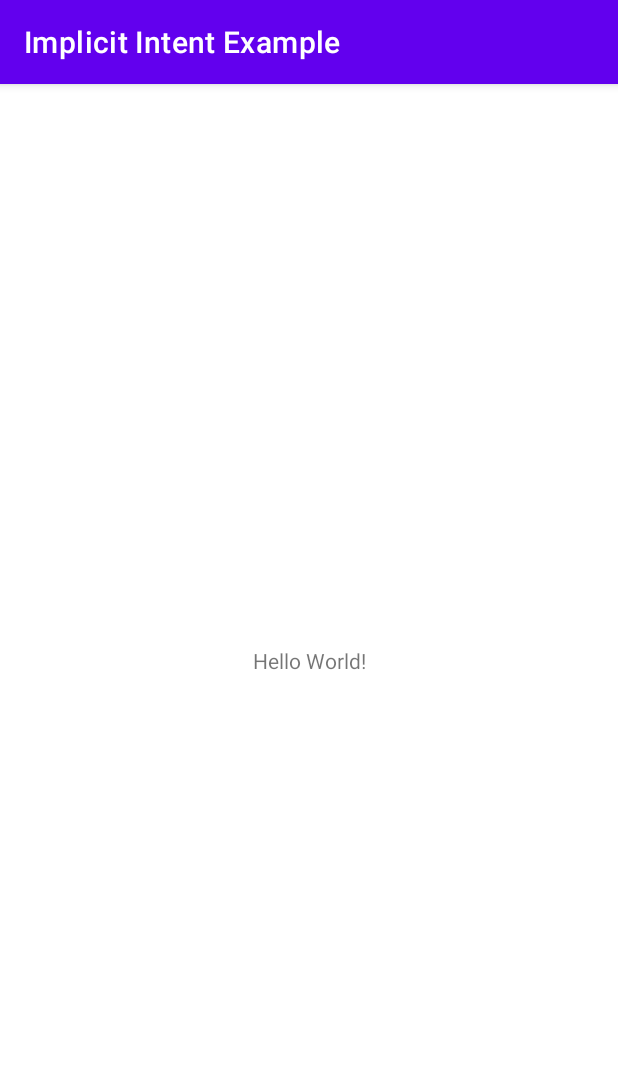
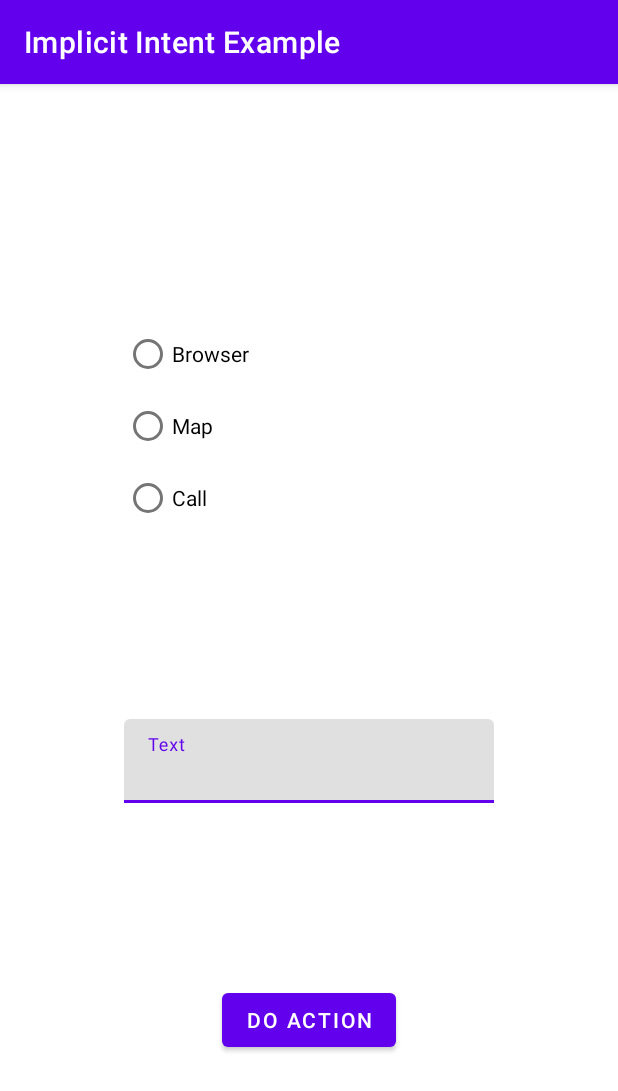
Before and after one commit to tuguzT-education/mirea-pid-practice-8.2, an Android app: the screen it shows after launch (MainActivity), on a phone screen of 412 x 824 dp. Shown: the top 1091 px of the screen. Run offline under Robolectric (Android 15) with nearby library versions, the phone set to English and light mode, and no system bars.

Commit message:
Change layout, add logic

```diff
--- a/app/src/main/res/layout/activity_main.xml
+++ b/app/src/main/res/layout/activity_main.xml
@@ -1,5 +1,5 @@
 <?xml version="1.0" encoding="utf-8"?>
-<androidx.constraintlayout.widget.ConstraintLayout
+<androidx.coordinatorlayout.widget.CoordinatorLayout
     xmlns:android="http://schemas.android.com/apk/res/android"
     xmlns:app="http://schemas.android.com/apk/res-auto"
     xmlns:tools="http://schemas.android.com/tools"
@@ -7,13 +7,73 @@
     android:layout_height="match_parent"
     tools:context=".MainActivity">
 
-    <TextView
-        android:layout_width="wrap_content"
-        android:layout_height="wrap_content"
-        android:text="Hello World!"
-        app:layout_constraintBottom_toBottomOf="parent"
-        app:layout_constraintLeft_toLeftOf="parent"
-        app:layout_constraintRight_toRightOf="parent"
-        app:layout_constraintTop_toTopOf="parent" />
+    <androidx.constraintlayout.widget.ConstraintLayout
+        android:layout_width="match_parent"
+        android:layout_height="match_parent">
 
-</androidx.constraintlayout.widget.ConstraintLayout>
+        <RadioGroup
+            android:id="@+id/radio_group"
+            android:layout_width="0dp"
+            android:layout_height="wrap_content"
+            app:layout_constraintBottom_toBottomOf="parent"
+            app:layout_constraintEnd_toEndOf="parent"
+            app:layout_constraintStart_toStartOf="parent"
+            app:layout_constraintTop_toTopOf="parent"
+            app:layout_constraintVertical_bias="0.25"
+            app:layout_constraintWidth_percent="0.6">
+
+            <RadioButton
+                android:id="@+id/browser"
+                android:layout_width="match_parent"
+                android:layout_height="wrap_content"
+                android:text="@string/browser" />
+
+            <RadioButton
+                android:id="@+id/map"
+                android:layout_width="match_parent"
+                android:layout_height="wrap_content"
+                android:text="@string/map" />
+
+            <RadioButton
+                android:id="@+id/call"
+                android:layout_width="match_parent"
+                android:layout_height="wrap_content"
+                android:text="@string/call" />
+
+        </RadioGroup>
+
+        <com.google.android.material.textfield.TextInputLayout
+            android:id="@+id/text_input_layout"
+            android:layout_width="0dp"
+            android:layout_height="wrap_content"
+            android:hint="@string/text"
+            app:layout_constraintBottom_toBottomOf="parent"
+            app:layout_constraintEnd_toEndOf="parent"
+            app:layout_constraintStart_toStartOf="parent"
+            app:layout_constraintTop_toBottomOf="@+id/radio_group"
+            app:layout_constraintVertical_bias="0.3"
+            app:layout_constraintWidth_percent="0.6">
+
+            <com.google.android.material.textfield.TextInputEditText
+                android:id="@+id/edit_text"
+                android:layout_width="match_parent"
+                android:layout_height="wrap_content"
+                android:inputType="text"
+                tools:ignore="TextContrastCheck"
+                tools:text="88005553535" />
+
+        </com.google.android.material.textfield.TextInputLayout>
+
+        <com.google.android.material.button.MaterialButton
+            android:id="@+id/action"
+            android:layout_width="wrap_content"
+            android:layout_height="wrap_content"
+            android:text="@string/do_action"
+            app:layout_constraintBottom_toBottomOf="parent"
+            app:layout_constraintEnd_toEndOf="parent"
+            app:layout_constraintStart_toStartOf="parent"
+            app:layout_constraintTop_toBottomOf="@+id/text_input_layout" />
+
+    </androidx.constraintlayout.widget.ConstraintLayout>
+
+</androidx.coordinatorlayout.widget.CoordinatorLayout>
--- a/app/src/main/res/values/strings.xml
+++ b/app/src/main/res/values/strings.xml
@@ -1,3 +1,8 @@
 <resources>
     <string name="app_name">Implicit Intent Example</string>
+    <string name="browser">Browser</string>
+    <string name="map">Map</string>
+    <string name="call">Call</string>
+    <string name="text">Text</string>
+    <string name="do_action">Do action</string>
 </resources>
```
Also changed, not shown: app/src/main/java/io/github/tuguzt/implicitintentexample/Helpers.kt (added, +7 -0 lines), app/src/main/java/io/github/tuguzt/implicitintentexample/MainActivity.kt (+61 -0 lines).
